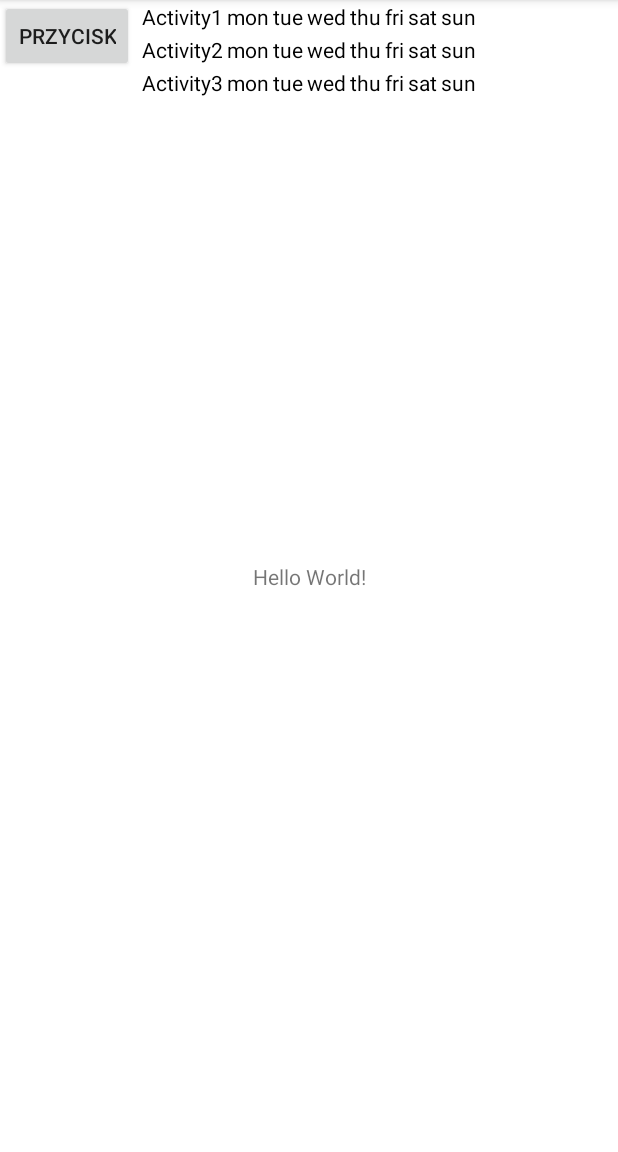
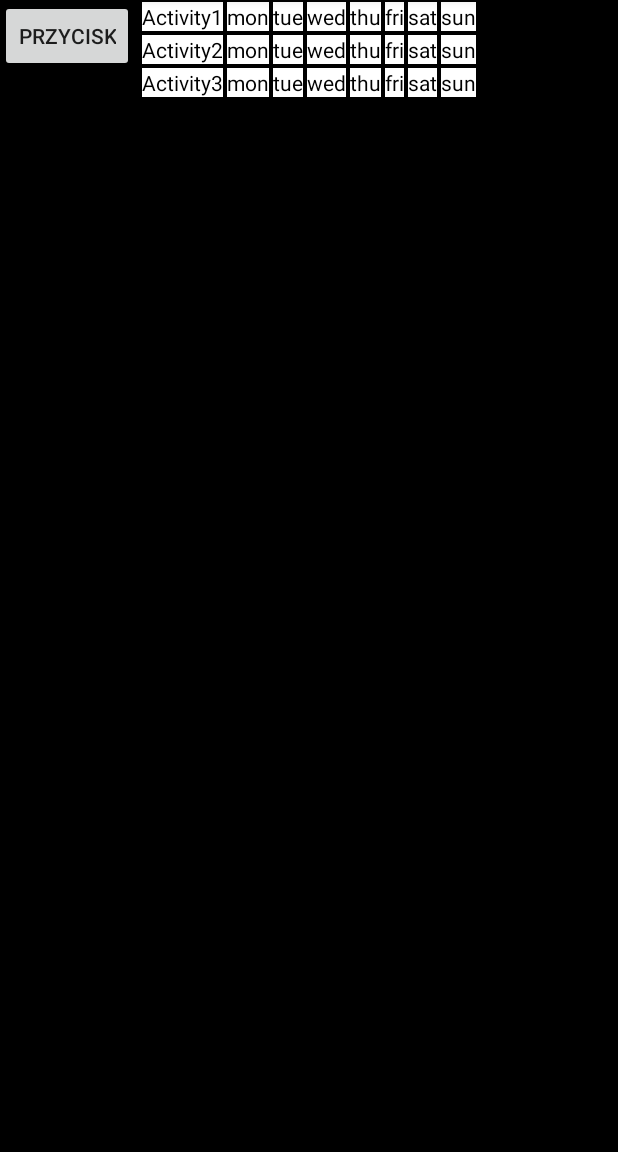
Before and after one commit to MBabraj/GoalTrackerApp, an Android app: the screen it shows after launch (MainActivity), on a phone screen of 412 x 824 dp, the part 84-1236 px from its top. Run offline under Robolectric (Android 15) with nearby library versions, the phone set to English and light mode, and no system bars.

Commit message:
Add edit textv2

```diff
--- a/app/src/main/res/layout/activity_main.xml
+++ b/app/src/main/res/layout/activity_main.xml
@@ -16,7 +16,8 @@
         android:textColor="@android:color/holo_red_dark"
         android:textColorHighlight="@android:color/holo_blue_dark"
         tools:layout_editor_absoluteX="74dp"
-        tools:layout_editor_absoluteY="234dp" />
+        tools:layout_editor_absoluteY="234dp"
+        android:background="@android:color/white"/>
 
     <Button
         android:id="@+id/id_przycisk"
@@ -24,18 +25,19 @@
         android:layout_height="wrap_content"
         android:text="Przycisk" />
 
-    <RelativeLayout
-        xmlns:android="http://schemas.android.com/apk/res/android"
+    <RelativeLayout xmlns:android="http://schemas.android.com/apk/res/android"
         android:layout_width="fill_parent"
         android:layout_height="fill_parent"
-        android:background="@android:color/white">
+        android:background="@android:color/black"
+        tools:layout_editor_absoluteX="0dp"
+        tools:layout_editor_absoluteY="0dp">
 
         <TableLayout
             android:layout_width="match_parent"
             android:layout_height="match_parent"
+            android:layout_alignParentBottom="true"
             android:layout_centerVertical="true"
-            android:layout_marginBottom="203dp"
-            android:layout_alignParentBottom="true">
+            android:layout_marginBottom="203dp">
 
             <TableRow
                 android:id="@+id/rowFirst"
@@ -43,63 +45,71 @@
                 android:layout_height="match_parent"
                 android:gravity="center"
                 android:orientation="horizontal"
-                android:visibility="visible" >
+                android:visibility="visible">
+
                 <TextView
                     android:id="@+id/tv_col2"
-                    android:textColor="@android:color/black"
-                    android:gravity="center_horizontal"
                     android:layout_margin="1dp"
                     android:background="@android:color/white"
-                    android:text="Activity1" />
+                    android:gravity="center_horizontal"
+                    android:text="Activity1"
+                    android:textColor="@android:color/black" />
+
                 <TextView
                     android:id="@+id/tv_col1"
-                    android:textColor="@android:color/black"
-                    android:gravity="center_horizontal"
                     android:layout_margin="1dp"
                     android:background="@android:color/white"
-                    android:text="mon" />
+                    android:gravity="center_horizontal"
+                    android:text="mon"
+                    android:textColor="@android:color/black" />
+
                 <TextView
                     android:id="@+id/tv_col2"
-                    android:textColor="@android:color/black"
-                    android:gravity="center_horizontal"
                     android:layout_margin="1dp"
                     android:background="@android:color/white"
-                    android:text="tue" />
+                    android:gravity="center_horizontal"
+                    android:text="tue"
+                    android:textColor="@android:color/black" />
+
                 <TextView
                     android:id="@+id/tv_col3"
-                    android:textColor="@android:color/black"
-                    android:gravity="center_horizontal"
                     android:layout_margin="1dp"
                     android:background="@android:color/white"
-                    android:text="wed" />
+                    android:gravity="center_horizontal"
+                    android:text="wed"
+                    android:textColor="@android:color/black" />
+
                 <TextView
                     android:id="@+id/tv_col2"
-                    android:textColor="@android:color/black"
-                    android:gravity="center_horizontal"
                     android:layout_margin="1dp"
                     android:background="@android:color/white"
-                    android:text="thu" />
+                    android:gravity="center_horizontal"
+                    android:text="thu"
+                    android:textColor="@android:color/black" />
+
                 <TextView
                     android:id="@+id/tv_col2"
-                    android:textColor="@android:color/black"
-                    android:gravity="center_horizontal"
                     android:layout_margin="1dp"
                     android:background="@android:color/white"
-                    android:text="fri" />
+                    android:gravity="center_horizontal"
+                    android:text="fri"
+                    android:textColor="@android:color/black" />
+
                 <TextView
                     android:id="@+id/tv_col2"
-                    android:textColor="@android:color/black"
-                    android:gravity="center_horizontal"
                     android:layout_margin="1dp"
                     android:background="@android:color/white"
-                    android:text="sat" />
+                    android:gravity="center_horizontal"
+                    android:text="sat"
+                    android:textColor="@android:color/black" />
+
                 <TextView
                     android:id="@+id/tv_col2"
-                    android:textColor="@android:color/black"
-                    android:gravity="center_horizontal"
                     android:layout_margin="1dp"
                     android:background="@android:color/white"
-                    android:text="sun" />
+                    android:gravity="center_horizontal"
+                    android:text="sun"
+                    android:textColor="@android:color/black" />
 
             </TableRow>
 
@@ -109,63 +119,71 @@
                 android:layout_height="match_parent"
                 android:gravity="center"
                 android:orientation="horizontal"
-                android:visibility="visible" >
+                android:visibility="visible">
+
                 <TextView
                     android:id="@+id/tv_col2"
-                    android:textColor="@android:color/black"
-                    android:gravity="center_horizontal"
                     android:layout_margin="1dp"
                     android:background="@android:color/white"
-                    android:text="Activity2" />
+                    android:gravity="center_horizontal"
+                    android:text="Activity2"
+                    android:textColor="@android:color/black" />
+
                 <TextView
                     android:id="@+id/tv_col1"
-                    android:textColor="@android:color/black"
-                    android:gravity="center_horizontal"
                     android:layout_margin="1dp"
                     android:background="@android:color/white"
-                    android:text="mon" />
+                    android:gravity="center_horizontal"
+                    android:text="mon"
+                    android:textColor="@android:color/black" />
+
                 <TextView
                     android:id="@+id/tv_col2"
-                    android:textColor="@android:color/black"
-                    android:gravity="center_horizontal"
                     android:layout_margin="1dp"
                     android:background="@android:color/white"
-                    android:text="tue" />
+                    android:gravity="center_horizontal"
+                    android:text="tue"
+                    android:textColor="@android:color/black" />
+
                 <TextView
                     android:id="@+id/tv_col3"
-                    android:textColor="@android:color/black"
-                    android:gravity="center_horizontal"
                     android:layout_margin="1dp"
                     android:background="@android:color/white"
-                    android:text="wed" />
+                    android:gravity="center_horizontal"
+                    android:text="wed"
+                    android:textColor="@android:color/black" />
+
                 <TextView
                     android:id="@+id/tv_col2"
-                    android:textColor="@android:color/black"
-                    android:gravity="center_horizontal"
                     android:layout_margin="1dp"
                     android:background="@android:color/white"
-                    android:text="thu" />
+                    android:gravity="center_horizontal"
+                    android:text="thu"
+                    android:textColor="@android:color/black" />
+
                 <TextView
                     android:id="@+id/tv_col2"
-                    android:textColor="@android:color/black"
-                    android:gravity="center_horizontal"
                     android:layout_margin="1dp"
                     android:background="@android:color/white"
-                    android:text="fri" />
+                    android:gravity="center_horizontal"
+                    android:text="fri"
+                    android:textColor="@android:color/black" />
+
                 <TextView
                     android:id="@+id/tv_col2"
-                    android:textColor="@android:color/black"
-                    android:gravity="center_horizontal"
                     android:layout_margin="1dp"
                     android:background="@android:color/white"
-                    android:text="sat" />
+                    android:gravity="center_horizontal"
+                    android:text="sat"
+                    android:textColor="@android:color/black" />
+
                 <TextView
                     android:id="@+id/tv_col2"
-                    android:textColor="@android:color/black"
-                    android:gravity="center_horizontal"
                     android:layout_margin="1dp"
                     android:background="@android:color/white"
-                    android:text="sun" />
+                    android:gravity="center_horizontal"
+                    android:text="sun"
+                    android:textColor="@android:color/black" />
             </TableRow>
 
             <TableRow
@@ -174,63 +192,71 @@
                 android:layout_height="match_parent"
                 android:gravity="center"
                 android:orientation="horizontal"
-                android:visibility="visible" >
+                android:visibility="visible">
+
                 <TextView
                     android:id="@+id/tv_col2"
-                    android:textColor="@android:color/black"
-                    android:gravity="center_horizontal"
                     android:layout_margin="1dp"
                     android:background="@android:color/white"
-                    android:text="Activity3" />
+                    android:gravity="center_horizontal"
+                    android:text="Activity3"
+                    android:textColor="@android:color/black" />
+
                 <TextView
                     android:id="@+id/tv_col1"
-                    android:textColor="@android:color/black"
-                    android:gravity="center_horizontal"
                     android:layout_margin="1dp"
                     android:background="@android:color/white"
-                    android:text="mon" />
+                    android:gravity="center_horizontal"
+                    android:text="mon"
+                    android:textColor="@android:color/black" />
+
                 <TextView
                     android:id="@+id/tv_col2"
-                    android:textColor="@android:color/black"
-                    android:gravity="center_horizontal"
                     android:layout_margin="1dp"
                     android:background="@android:color/white"
-                    android:text="tue" />
+                    android:gravity="center_horizontal"
+                    android:text="tue"
+                    android:textColor="@android:color/black" />
+
                 <TextView
                     android:id="@+id/tv_col3"
-                    android:textColor="@android:color/black"
-                    android:gravity="center_horizontal"
                     android:layout_margin="1dp"
                     android:background="@android:color/white"
-                    android:text="wed" />
+                    android:gravity="center_horizontal"
+                    android:text="wed"
+                    android:textColor="@android:color/black" />
+
                 <TextView
                     android:id="@+id/tv_col2"
-                    android:textColor="@android:color/black"
-                    android:gravity="center_horizontal"
                     android:layout_margin="1dp"
                     android:background="@android:color/white"
-                    android:text="thu" />
+                    android:gravity="center_horizontal"
+                    android:text="thu"
+                    android:textColor="@android:color/black" />
+
                 <TextView
                     android:id="@+id/tv_col2"
-                    android:textColor="@android:color/black"
-                    android:gravity="center_horizontal"
                     android:layout_margin="1dp"
                     android:background="@android:color/white"
-                    android:text="fri" />
+                    android:gravity="center_horizontal"
+                    android:text="fri"
+                    android:textColor="@android:color/black" />
+
                 <TextView
                     android:id="@+id/tv_col2"
-                    android:textColor="@android:color/black"
-                    android:gravity="center_horizontal"
                     android:layout_margin="1dp"
                     android:background="@android:color/white"
-                    android:text="sat" />
+                    android:gravity="center_horizontal"
+                    android:text="sat"
+                    android:textColor="@android:color/black" />
+
                 <TextView
                     android:id="@+id/tv_col2"
-                    android:textColor="@android:color/black"
-                    android:gravity="center_horizontal"
                     android:layout_margin="1dp"
                     android:background="@android:color/white"
-                    android:text="sun" />
+                    android:gravity="center_horizontal"
+                    android:text="sun"
+                    android:textColor="@android:color/black" />
             </TableRow>
 
         </TableLayout>
```
